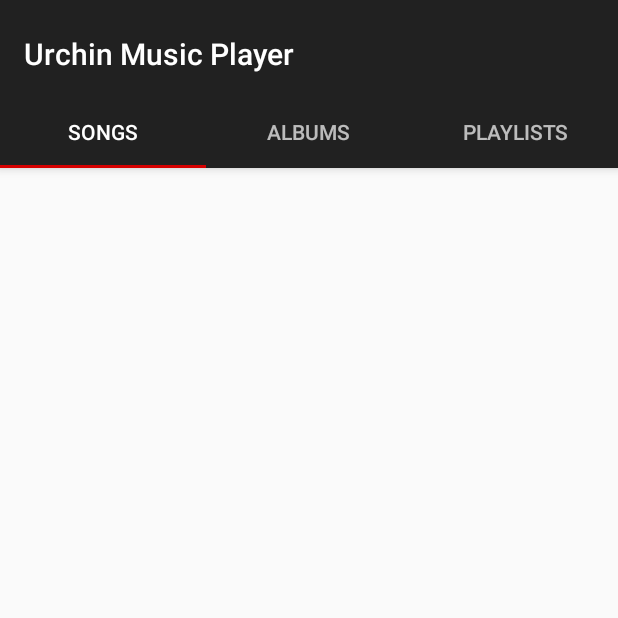
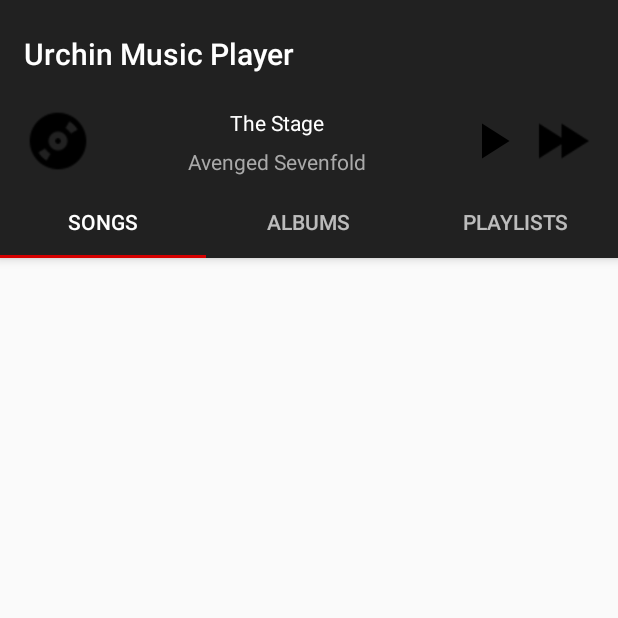
Before and after one commit to Rowinten/UrchinMusicPlayer, an Android app: the screen it shows after launch (MainActivity), on a phone screen of 412 x 824 dp, the top half of it. Run offline under Robolectric (Android 15) with nearby library versions, the phone set to English and light mode, and no system bars.

Commit message:
Added a tab for currently playing son, also added an animation to the play/pause button.

```diff
--- a/app/src/main/java/com/example/rowin/urchinmusicplayer/fragment/SongListFragment.java
+++ b/app/src/main/java/com/example/rowin/urchinmusicplayer/fragment/SongListFragment.java
@@ -46,10 +46,15 @@ public class SongListFragment extends Fragment{
                 currentlyTabbedItemView = holder;
                 currentlyTabbedItemView.songTitleView.setTextColor(getResources().getColor(R.color.recyclerTitlePressedColor));
 
-                //If a previousItemView has already been tabbed, change color back to standard color. To let user know this item is no longer in focus
-                if(previouslyTabbedItemView != null){
-                    previouslyTabbedItemView.songTitleView.setTextColor(getResources().getColor(R.color.recyclerTitleColor));
+                if (currentlyTabbedItemView != previouslyTabbedItemView) {
+                    //If a previousItemView has already been tabbed, change color back to standard color. To let user know this item is no longer in focus
+                    if(previouslyTabbedItemView != null){
+                        previouslyTabbedItemView.songTitleView.setTextColor(getResources().getColor(R.color.recyclerTitleColor));
+                    }
+                } else {
+                    //Do Nothing
                 }
+
 
                 previouslyTabbedItemView = currentlyTabbedItemView;
             }
--- /dev/null
+++ b/app/src/main/res/drawable/pause_to_play_animator.xml
@@ -0,0 +1,64 @@
+<?xml version="1.0"?>
+
+<animated-vector xmlns:tools="http://schemas.android.com/tools"
+    xmlns:aapt="http://schemas.android.com/aapt"
+    xmlns:android="http://schemas.android.com/apk/res/android"
+    tools:targetApi="lollipop">
+
+
+    <aapt:attr name="android:drawable">
+
+        <vector android:name="vector"
+            android:viewportHeight="24"
+            android:viewportWidth="24"
+            android:height="24dp"
+            android:width="24dp">
+
+            <group android:name="group"
+                android:pivotY="12"
+                android:pivotX="12">
+
+                <path android:name="path"
+                    android:fillColor="#000000"
+                    android:pathData="M 5 14 L 5 18 L 19 18 L 19 14 L 5 14 M 5 6 L 5 10 L 19 10 L 19 6 L 5 6"/>
+
+            </group>
+
+         </vector>
+
+    </aapt:attr>
+
+
+    <target android:name="path">
+
+        <aapt:attr name="android:animation">
+
+            <objectAnimator android:interpolator="@android:interpolator/fast_out_slow_in"
+                android:valueType="pathType"
+                android:valueTo="M 8 11.922 L 8 19 L 19 12 L 19 12 L 8 11.922 M 8 5 L 8 11.922 L 19 12 L 19 12 L 8 5"
+                android:valueFrom="M 5 14 L 5 18 L 19 18 L 19 14 L 5 14 M 5 6 L 5 10 L 19 10 L 19 6 L 5 6"
+                android:duration="400"
+                android:propertyName="pathData"/>
+
+        </aapt:attr>
+
+    </target>
+
+
+    <target android:name="group">
+
+        <aapt:attr name="android:animation">
+
+            <objectAnimator
+                android:interpolator="@android:interpolator/fast_out_slow_in"
+                android:valueType="floatType"
+                android:valueTo="0"
+                android:valueFrom="90"
+                android:duration="400"
+                android:propertyName="rotation"/>
+
+        </aapt:attr>
+
+    </target>
+
+</animated-vector>
--- /dev/null
+++ b/app/src/main/res/drawable/play_to_pause_animator.xml
@@ -0,0 +1,61 @@
+<?xml version="1.0"?>
+
+<animated-vector
+    xmlns:tools="http://schemas.android.com/tools"
+    xmlns:aapt="http://schemas.android.com/aapt"
+    xmlns:android="http://schemas.android.com/apk/res/android"
+    tools:targetApi="lollipop">
+
+    <aapt:attr name="android:drawable">
+
+        <vector
+            android:name="vector"
+            android:viewportHeight="24"
+            android:viewportWidth="24" android:height="24dp"
+            android:width="24dp">
+        <group
+            android:name="play_icon_group"
+            android:pivotY="12"
+            android:pivotX="12">
+        <path
+            android:name="play_icon"
+            android:fillColor="#000000"
+            android:pathData="M 8 5 L 8 19 L 19 12 Z"/>
+
+        </group>
+    </vector>
+
+    </aapt:attr>
+
+
+    <target android:name="play_icon">
+
+        <aapt:attr name="android:animation">
+
+        <objectAnimator android:interpolator="@android:interpolator/fast_out_slow_in"
+            android:valueType="pathType"
+            android:valueTo="M 5 14 L 5 18 L 19 18 L 19 14 L 5 14 M 5 6 L 5 10 L 19 10 L 19 6 L 5 6"
+            android:valueFrom="M 8 11.922 L 8 19 L 19 12 L 19 12 L 8 11.922 M 8 5 L 8 11.922 L 19 12 L 19 12 L 8 5"
+            android:duration="400" android:propertyName="pathData"/>
+
+        </aapt:attr>
+
+    </target>
+
+    <target android:name="play_icon_group">
+
+
+        <aapt:attr name="android:animation">
+
+            <objectAnimator android:interpolator="@android:interpolator/fast_out_slow_in"
+                android:valueType="floatType"
+                android:valueTo="90"
+                android:valueFrom="0"
+                android:duration="400"
+                android:propertyName="rotation"/>
+
+        </aapt:attr>
+
+    </target>
+
+</animated-vector>
--- a/app/src/main/res/layout/activity_main.xml
+++ b/app/src/main/res/layout/activity_main.xml
@@ -26,6 +26,8 @@
             app:title="@string/app_name">
 
         </android.support.v7.widget.Toolbar>
+
+        <include layout="@layout/currently_playing_song_tab"/>
 
         <android.support.design.widget.TabLayout
             android:id="@+id/tabs"
--- /dev/null
+++ b/app/src/main/res/layout/currently_playing_song_tab.xml
@@ -0,0 +1,78 @@
+<?xml version="1.0" encoding="utf-8"?>
+<android.support.constraint.ConstraintLayout
+    xmlns:android="http://schemas.android.com/apk/res/android"
+    xmlns:app="http://schemas.android.com/apk/res-auto"
+    xmlns:tools="http://schemas.android.com/tools"
+    android:layout_width="match_parent"
+    android:layout_height="60dp"
+    android:background="@color/colorPrimary">
+
+
+    <ImageView
+        android:id="@+id/imageView"
+        android:layout_width="45dp"
+        android:layout_height="45dp"
+        android:layout_marginBottom="8dp"
+        android:layout_marginStart="16dp"
+        android:layout_marginLeft="16dp"
+        android:layout_marginTop="8dp"
+        android:src="@drawable/album_icon"
+        app:layout_constraintBottom_toBottomOf="parent"
+        app:layout_constraintStart_toStartOf="parent"
+        app:layout_constraintTop_toTopOf="parent" />
+
+    <TextView
+        android:id="@+id/textView"
+        android:layout_width="wrap_content"
+        android:layout_height="wrap_content"
+        android:layout_marginEnd="8dp"
+        android:layout_marginStart="8dp"
+        android:layout_marginTop="8dp"
+        android:text="The Stage"
+        android:textColor="@color/recyclerTitleColor"
+        app:layout_constraintEnd_toStartOf="@+id/imageButton"
+        app:layout_constraintStart_toEndOf="@+id/imageView"
+        app:layout_constraintTop_toTopOf="parent" />
+
+    <TextView
+        android:id="@+id/textView2"
+        android:layout_width="wrap_content"
+        android:layout_height="wrap_content"
+        android:layout_marginBottom="8dp"
+        android:layout_marginEnd="8dp"
+        android:layout_marginStart="8dp"
+        android:layout_marginTop="8dp"
+        android:text="Avenged Sevenfold"
+        android:textColor="@color/recyclerSubTitleColor"
+        app:layout_constraintBottom_toBottomOf="parent"
+        app:layout_constraintEnd_toStartOf="@+id/imageButton"
+        app:layout_constraintStart_toEndOf="@+id/imageView"
+        app:layout_constraintTop_toBottomOf="@+id/textView" />
+
+    <ImageView
+        android:id="@+id/imageButton"
+        android:layout_width="40dp"
+        android:layout_height="40dp"
+        android:layout_marginBottom="8dp"
+        android:layout_marginEnd="8dp"
+        android:layout_marginRight="8dp"
+        android:layout_marginTop="8dp"
+        app:srcCompat="@drawable/play_to_pause_animator"
+        app:layout_constraintBottom_toBottomOf="parent"
+        app:layout_constraintEnd_toStartOf="@+id/imageButton2"
+        app:layout_constraintTop_toTopOf="parent" />
+
+    <ImageView
+        android:id="@+id/imageButton2"
+        android:layout_width="40dp"
+        android:layout_height="40dp"
+        android:layout_marginBottom="8dp"
+        android:layout_marginEnd="16dp"
+        android:layout_marginRight="16dp"
+        android:layout_marginTop="8dp"
+        android:src="@drawable/next_song_icon"
+        app:layout_constraintBottom_toBottomOf="parent"
+        app:layout_constraintEnd_toEndOf="parent"
+        app:layout_constraintTop_toTopOf="parent"
+         />
+</android.support.constraint.ConstraintLayout>
--- a/app/src/main/res/layout/recycler_view_item.xml
+++ b/app/src/main/res/layout/recycler_view_item.xml
@@ -15,7 +15,6 @@
         android:layout_marginStart="16dp"
         android:layout_marginLeft="16dp"
         android:layout_marginTop="11dp"
-        android:textStyle="bold"
         android:textColor="@color/recyclerTitleColor"
         android:textSize="14sp"
         app:layout_constraintStart_toStartOf="parent"
```
Also changed, not shown: app/src/main/res/drawable-v24/album_icon.png (added), app/src/main/res/drawable-v24/next_song_icon.png (added).
